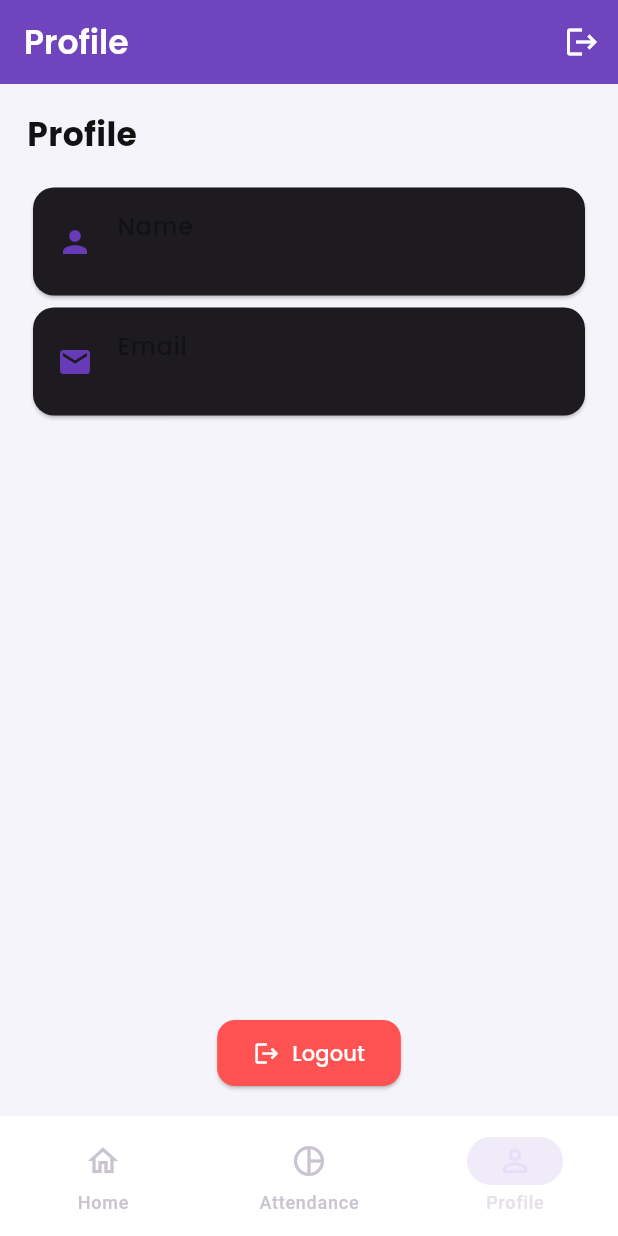
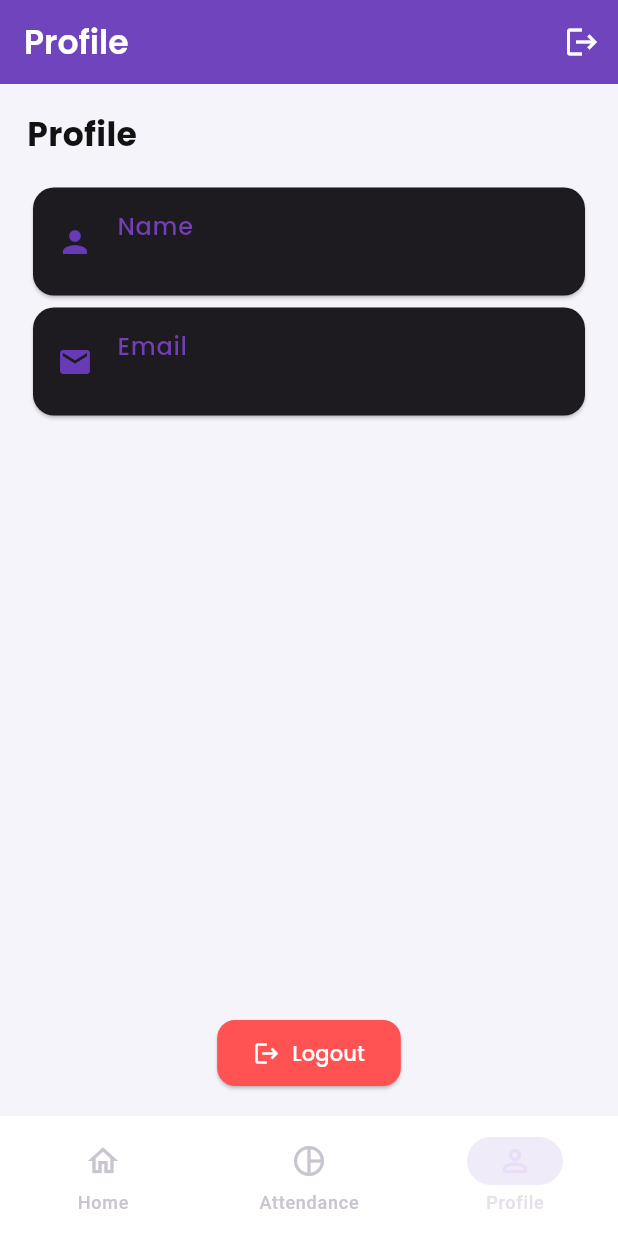
Before and after one commit to Manojarya0207/Gttc_Attendance_Manager, a Flutter app: the StudentHome screen opened directly with empty values, item 3 of the bottom bar chosen, on a phone screen of 412 x 824 dp. Run offline on Flutter 3.47's test engine with Material 3 defaults, Android fonts, the light colour scheme and no system bars; our stand-ins replace google_fonts, percent_indicator, shared_preferences, table_calendar; accounts and stored records are empty.

Commit message:
Student Profile Changes

```diff
--- a/lib/screens/student_home.dart
+++ b/lib/screens/student_home.dart
@@ -409,13 +409,13 @@ class _StudentHomeState extends State<StudentHome>
           title,
           style: GoogleFonts.poppins(
             fontWeight: FontWeight.w500,
-            color: AppColors.darkBlack, // ✅ Title in dark black
+            color: const Color.fromRGBO(115, 63, 184, 1), // ✅ Title in dark black
           ),
         ),
         subtitle: Text(
           value,
           style: GoogleFonts.poppins(
-            color: AppColors.darkBlackSecondary, // ✅ Subtitle in secondary dark
+            color: const Color.fromARGB(255, 248, 246, 246), // ✅ Subtitle in secondary dark
           ),
         ),
       ),
```
